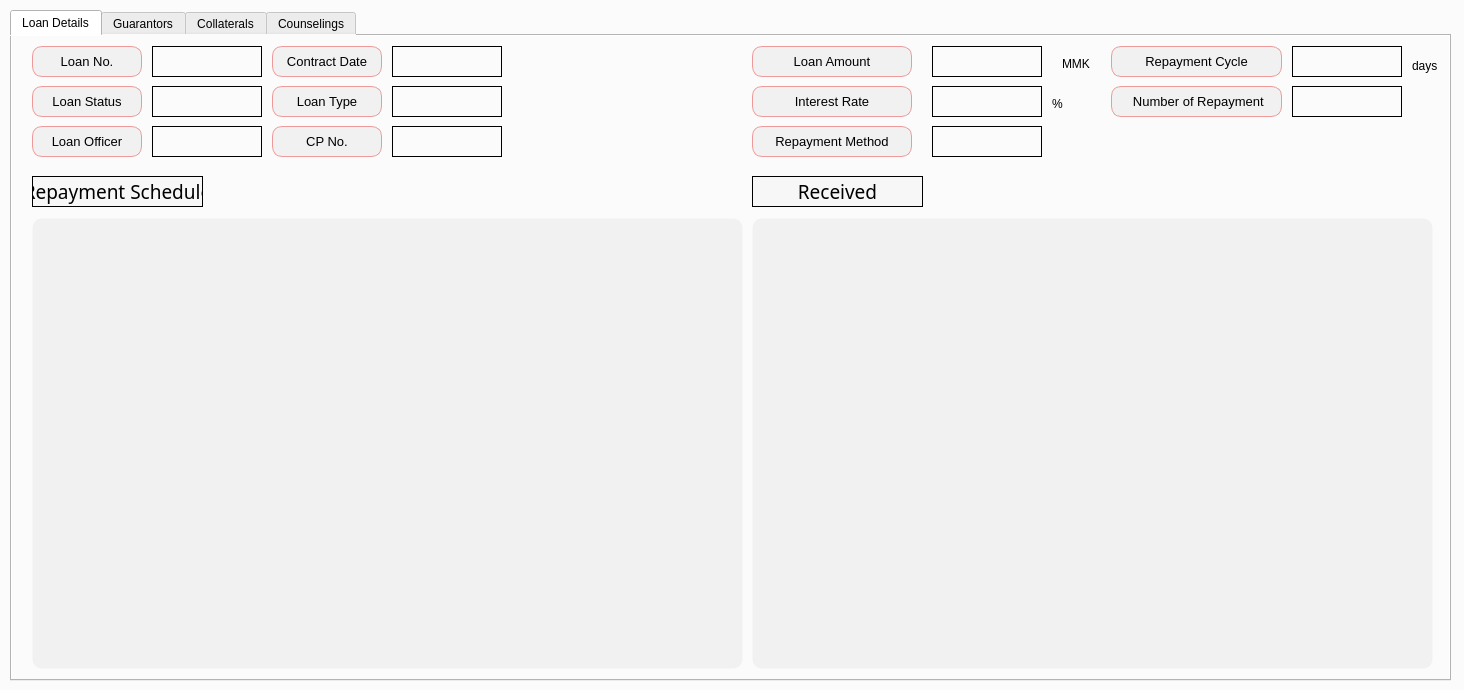
First picture: the form in app/src/pages/search/loan_details.ui, repository DY-Microfinance-Customer-Management/dymf-algorithm, before the edit.
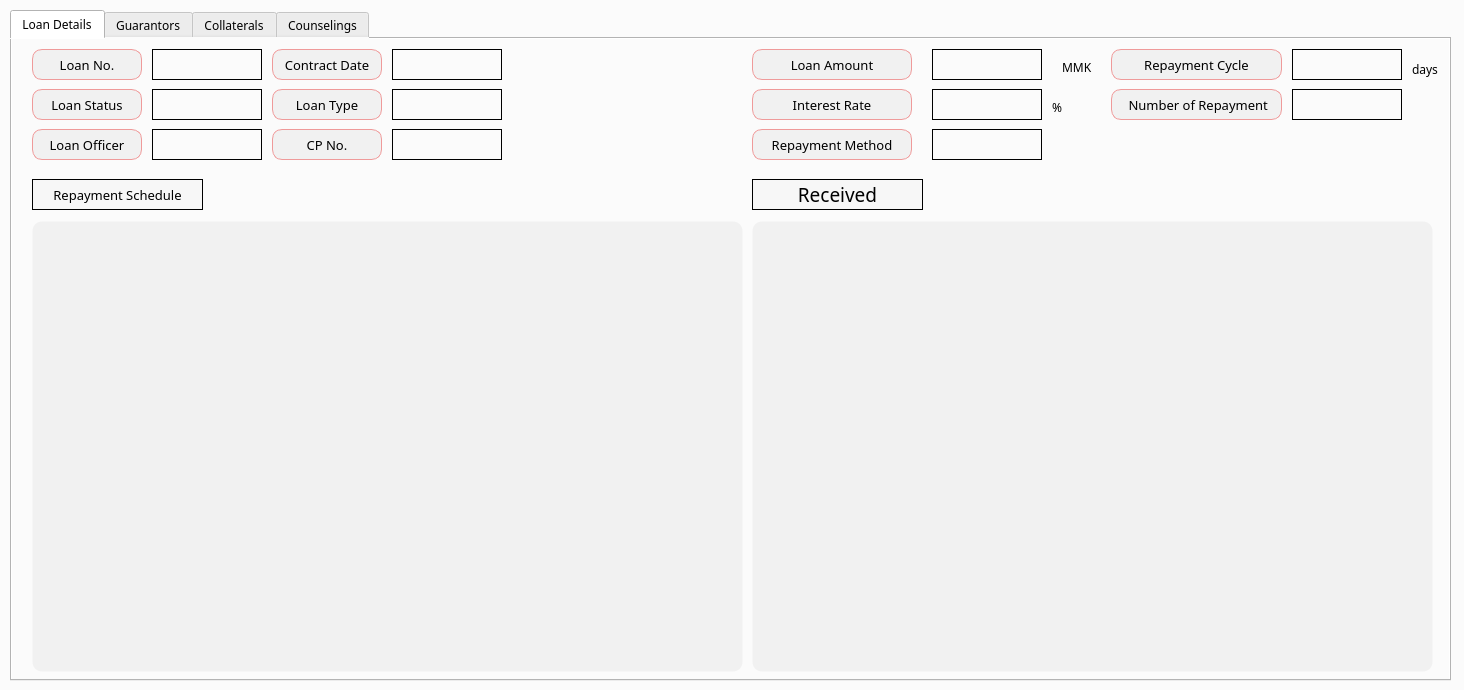
Second picture: the form after the edit.

What changed in the file:
```diff
--- a/app/src/pages/search/loan_details.ui
+++ b/app/src/pages/search/loan_details.ui
@@ -26,6 +26,11 @@
       <height>671</height>
      </rect>
     </property>
+    <property name="font">
+     <font>
+      <family>Arial Black</family>
+     </font>
+    </property>
     <property name="styleSheet">
      <string notr="true">background-color: #fbfbfb;</string>
     </property>
@@ -47,8 +52,8 @@
       </property>
       <property name="font">
        <font>
-        <family>Agency FB</family>
-        <pointsize>14</pointsize>
+        <family>Arial Black</family>
+        <pointsize>10</pointsize>
        </font>
       </property>
       <property name="styleSheet">
@@ -73,6 +78,11 @@
         <height>451</height>
        </rect>
       </property>
+      <property name="font">
+       <font>
+        <family>Arial Black</family>
+       </font>
+      </property>
       <property name="styleSheet">
        <string notr="true">background-color: #f1f1f1;
 border: 1px solid transparent;
@@ -88,6 +98,11 @@
         <height>451</height>
        </rect>
       </property>
+      <property name="font">
+       <font>
+        <family>Arial Black</family>
+       </font>
+      </property>
       <property name="styleSheet">
        <string notr="true">background-color: #f1f1f1;
 border: 1px solid transparent;
@@ -105,7 +120,7 @@
       </property>
       <property name="font">
        <font>
-        <family>Agency FB</family>
+        <family>Arial Black</family>
         <pointsize>14</pointsize>
        </font>
       </property>
@@ -145,6 +160,7 @@
       </property>
       <property name="font">
        <font>
+        <family>Arial Black</family>
         <pointsize>10</pointsize>
        </font>
       </property>
@@ -184,6 +200,11 @@
         <height>16777215</height>
        </size>
       </property>
+      <property name="font">
+       <font>
+        <family>Arial Black</family>
+       </font>
+      </property>
       <property name="styleSheet">
        <string notr="true">QLabel {
     border: 1px solid black;
@@ -226,6 +247,11 @@
         <height>16777215</height>
        </size>
       </property>
+      <property name="font">
+       <font>
+        <family>Arial Black</family>
+       </font>
+      </property>
       <property name="styleSheet">
        <string notr="true">QLabel {
     border: 1px solid black;
@@ -270,6 +296,7 @@
       </property>
       <property name="font">
        <font>
+        <family>Arial Black</family>
         <pointsize>10</pointsize>
        </font>
       </property>
@@ -309,6 +336,11 @@
         <height>16777215</height>
        </size>
       </property>
+      <property name="font">
+       <font>
+        <family>Arial Black</family>
+       </font>
+      </property>
       <property name="styleSheet">
        <string notr="true">QLabel {
     border: 1px solid black;
@@ -353,6 +385,7 @@
       </property>
       <property name="font">
        <font>
+        <family>Arial Black</family>
         <pointsize>10</pointsize>
        </font>
       </property>
@@ -392,6 +425,11 @@
         <height>16777215</height>
        </size>
       </property>
+      <property name="font">
+       <font>
+        <family>Arial Black</family>
+       </font>
+      </property>
       <property name="styleSheet">
        <string notr="true">QLabel {
     border: 1px solid black;
@@ -436,6 +474,7 @@
       </property>
       <property name="font">
        <font>
+        <family>Arial Black</family>
         <pointsize>10</pointsize>
        </font>
       </property>
@@ -477,6 +516,7 @@
       </property>
       <property name="font">
        <font>
+        <family>Arial Black</family>
         <pointsize>10</pointsize>
        </font>
       </property>
@@ -518,6 +558,7 @@
       </property>
       <property name="font">
        <font>
+        <family>Arial Black</family>
         <pointsize>10</pointsize>
        </font>
       </property>
@@ -557,6 +598,11 @@
         <height>16777215</height>
        </size>
       </property>
+      <property name="font">
+       <font>
+        <family>Arial Black</family>
+       </font>
+      </property>
       <property name="styleSheet">
        <string notr="true">QLabel {
     border: 1px solid black;
@@ -601,6 +647,7 @@
       </property>
       <property name="font">
        <font>
+        <family>Arial Black</family>
         <pointsize>10</pointsize>
        </font>
       </property>
@@ -642,6 +689,7 @@
       </property>
       <property name="font">
        <font>
+        <family>Arial Black</family>
         <pointsize>10</pointsize>
        </font>
       </property>
@@ -669,6 +717,11 @@
         <height>16</height>
        </rect>
       </property>
+      <property name="font">
+       <font>
+        <family>Arial Black</family>
+       </font>
+      </property>
       <property name="text">
        <string>MMK</string>
       </property>
@@ -694,6 +747,11 @@
         <height>16777215</height>
        </size>
       </property>
+      <property name="font">
+       <font>
+        <family>Arial Black</family>
+       </font>
+      </property>
       <property name="styleSheet">
        <string notr="true">QLabel {
     border: 1px solid black;
@@ -724,6 +782,11 @@
         <height>20</height>
        </rect>
       </property>
+      <property name="font">
+       <font>
+        <family>Arial Black</family>
+       </font>
+      </property>
       <property name="text">
        <string>days</string>
       </property>
@@ -749,6 +812,11 @@
         <height>16777215</height>
        </size>
       </property>
+      <property name="font">
+       <font>
+        <family>Arial Black</family>
+       </font>
+      </property>
       <property name="styleSheet">
        <string notr="true">QLabel {
     border: 1px solid black;
@@ -791,6 +859,11 @@
         <height>16777215</height>
        </size>
       </property>
+      <property name="font">
+       <font>
+        <family>Arial Black</family>
+       </font>
+      </property>
       <property name="styleSheet">
        <string notr="true">QLabel {
     border: 1px solid black;
@@ -835,6 +908,7 @@
       </property>
       <property name="font">
        <font>
+        <family>Arial Black</family>
         <pointsize>10</pointsize>
        </font>
       </property>
@@ -874,6 +948,11 @@
         <height>16777215</height>
        </size>
       </property>
+      <property name="font">
+       <font>
+        <family>Arial Black</family>
+       </font>
+      </property>
       <property name="styleSheet">
        <string notr="true">QLabel {
     border: 1px solid black;
@@ -916,6 +995,11 @@
         <height>16777215</height>
        </size>
       </property>
+      <property name="font">
+       <font>
+        <family>Arial Black</family>
+       </font>
+      </property>
       <property name="styleSheet">
        <string notr="true">QLabel {
     border: 1px solid black;
@@ -960,6 +1044,7 @@
       </property>
       <property name="font">
        <font>
+        <family>Arial Black</family>
         <pointsize>10</pointsize>
        </font>
       </property>
@@ -987,6 +1072,11 @@
         <height>16</height>
        </rect>
       </property>
+      <property name="font">
+       <font>
+        <family>Arial Black</family>
+       </font>
+      </property>
       <property name="text">
        <string>%</string>
       </property>
@@ -1014,6 +1104,7 @@
       </property>
       <property name="font">
        <font>
+        <family>Arial Black</family>
         <pointsize>10</pointsize>
        </font>
       </property>
@@ -1053,6 +1144,11 @@
         <height>16777215</height>
        </size>
       </property>
+      <property name="font">
+       <font>
+        <family>Arial Black</family>
+       </font>
+      </property>
       <property name="styleSheet">
        <string notr="true">QLabel {
     border: 1px solid black;
```
Left out of the diff: 11 changed lines with no effect on the pictures.
